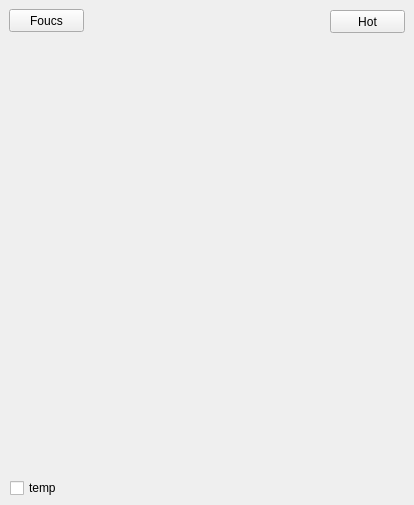
This is BLOG_WIN_CLIENT/blog.ui in shughuangQQQ/BLOG as Qt 5 draws it before an edit. The edited form follows.
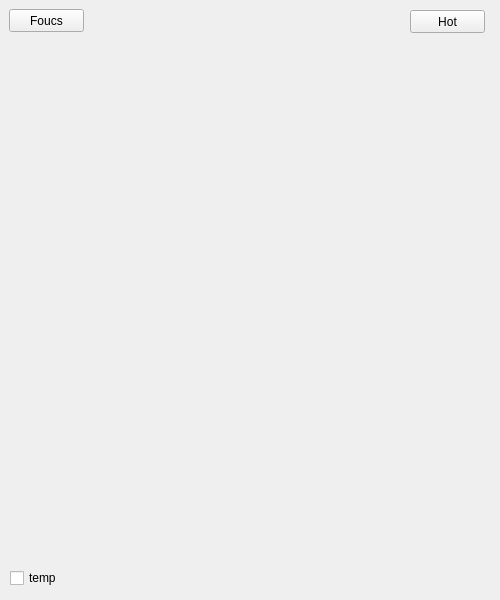
This is the edited form.

```diff
--- a/BLOG_WIN_CLIENT/blog.ui
+++ b/BLOG_WIN_CLIENT/blog.ui
@@ -2,6 +2,14 @@
 <ui version="4.0">
  <class>Blog</class>
  <widget class="QWidget" name="Blog">
+  <property name="geometry">
+   <rect>
+    <x>0</x>
+    <y>0</y>
+    <width>500</width>
+    <height>600</height>
+   </rect>
+  </property>
   <property name="windowTitle">
    <string>Form</string>
   </property>
@@ -21,7 +29,7 @@
   <widget class="QPushButton" name="pushButton_2">
    <property name="geometry">
     <rect>
-     <x>330</x>
+     <x>410</x>
      <y>10</y>
      <width>75</width>
      <height>23</height>
@@ -35,7 +43,7 @@
    <property name="geometry">
     <rect>
      <x>10</x>
-     <y>480</y>
+     <y>570</y>
      <width>47</width>
      <height>16</height>
     </rect>
```
